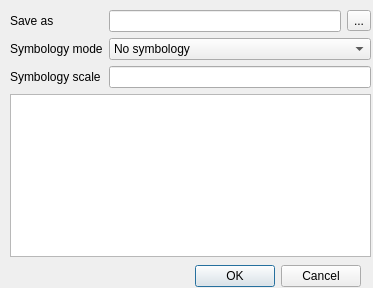
Old version of the form src/ui/qgsdxfexportdialogbase.ui in the repository carsmie/QGIS.
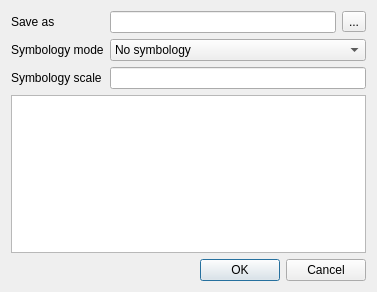
New version of the form.

Diff of the .ui file:
```diff
--- a/src/ui/qgsdxfexportdialogbase.ui
+++ b/src/ui/qgsdxfexportdialogbase.ui
@@ -6,38 +6,15 @@
    <rect>
     <x>0</x>
     <y>0</y>
-    <width>373</width>
-    <height>288</height>
+    <width>377</width>
+    <height>292</height>
    </rect>
   </property>
   <property name="windowTitle">
    <string>DXF export</string>
   </property>
-  <widget class="QDialogButtonBox" name="buttonBox">
-   <property name="geometry">
-    <rect>
-     <x>20</x>
-     <y>260</y>
-     <width>341</width>
-     <height>32</height>
-    </rect>
-   </property>
-   <property name="orientation">
-    <enum>Qt::Horizontal</enum>
-   </property>
-   <property name="standardButtons">
-    <set>QDialogButtonBox::Cancel|QDialogButtonBox::Ok</set>
-   </property>
-  </widget>
-  <widget class="QWidget" name="layoutWidget">
-   <property name="geometry">
-    <rect>
-     <x>10</x>
-     <y>10</y>
-     <width>361</width>
-     <height>247</height>
-    </rect>
-   </property>
+  <layout class="QGridLayout" name="gridLayout_2">
+   <item row="0" column="0">
    <layout class="QGridLayout" name="gridLayout">
     <item row="0" column="1">
      <widget class="QLineEdit" name="mFileLineEdit"/>
@@ -96,7 +73,18 @@
      <widget class="QListWidget" name="mLayersListWidget"/>
     </item>
    </layout>
-  </widget>
+   </item>
+   <item row="1" column="0">
+    <widget class="QDialogButtonBox" name="buttonBox">
+     <property name="orientation">
+      <enum>Qt::Horizontal</enum>
+     </property>
+     <property name="standardButtons">
+      <set>QDialogButtonBox::Cancel|QDialogButtonBox::Ok</set>
+     </property>
+    </widget>
+   </item>
+  </layout>
  </widget>
  <resources/>
  <connections>
```
Lines whose indentation alone changed are shown as unchanged.
